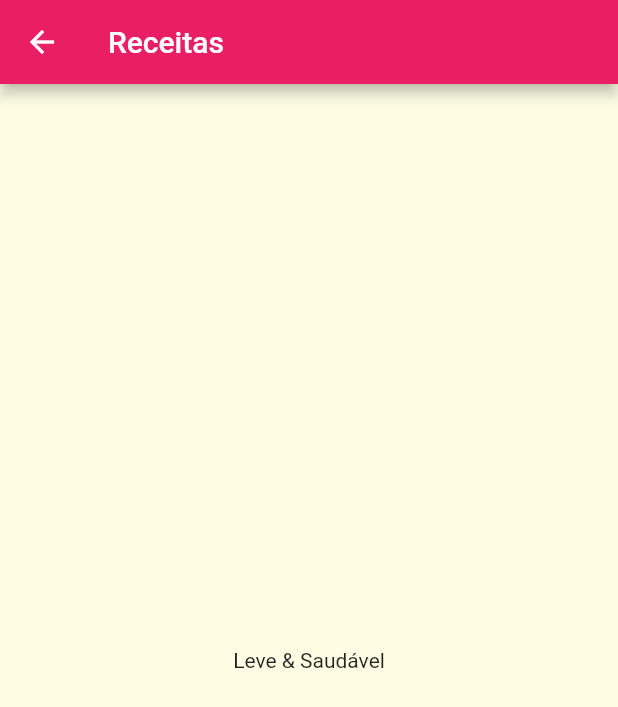
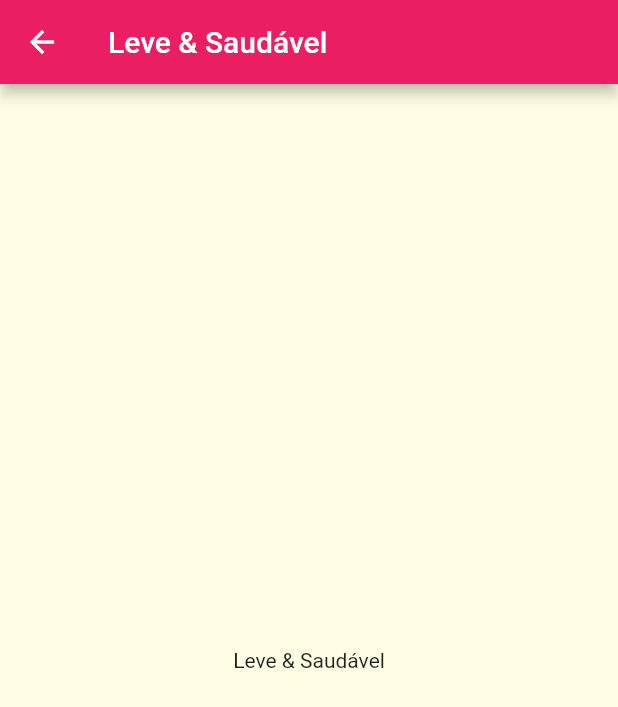
Before and after one commit to alefbispo/food_recipes, a Flutter app: the screen it shows after launch, after a tap on "Leve & Saudável", on a phone screen of 412 x 824 dp. Shown: the top 707 px of the screen. Run offline on Flutter 3.47's test engine with Material 2 defaults, Android fonts, the phone set to English and light mode, and no system bars.

Commit message:
instanciando rotas nomeadas

```diff
--- a/lib/components/category_item.dart
+++ b/lib/components/category_item.dart
@@ -1,17 +1,12 @@
 import 'package:flutter/material.dart';
 import 'package:food_recipes/models/category.dart';
-import 'package:food_recipes/screens/category_meals_screen.dart';
 
 class CategoryItem extends StatelessWidget {
   final Category category;
   const CategoryItem(this.category, {Key? key}) : super(key: key);
 
   void _selectCategory(BuildContext context) {
-    Navigator.of(context).push(MaterialPageRoute(
-      builder: (_) {
-        return CategoryMealsScreen(category);
-      },
-    ));
+    Navigator.of(context).pushNamed('/categories-meals', arguments: category);
   }
 
   @override
--- a/lib/main.dart
+++ b/lib/main.dart
@@ -1,4 +1,5 @@
 import 'package:flutter/material.dart';
+import 'package:food_recipes/screens/category_meals_screen.dart';
 
 import 'screens/categories_screen.dart';
 
@@ -17,6 +18,9 @@ class MyApp extends StatelessWidget {
           colorScheme: ColorScheme.fromSwatch(primarySwatch: Colors.pink)
               .copyWith(secondary: Colors.amber)),
       home: const CategoriesScreen(),
+      routes: {
+        '/categories-meals': ((context) => CategoryMealsScreen()),
+      },
     );
   }
 }
--- a/lib/screens/category_meals_screen.dart
+++ b/lib/screens/category_meals_screen.dart
@@ -3,14 +3,12 @@ import 'package:flutter/material.dart';
 import '../models/category.dart';
 
 class CategoryMealsScreen extends StatelessWidget {
-  final Category category;
-   CategoryMealsScreen(this.category);
-
   @override
   Widget build(BuildContext context) {
+    final category = ModalRoute.of(context)!.settings.arguments as Category;
     return Scaffold(
       appBar: AppBar(
-        title: const Text('Receitas'),
+        title: Text(category.title),
       ),
       body: Center(
         child: Text(category.title),
```
